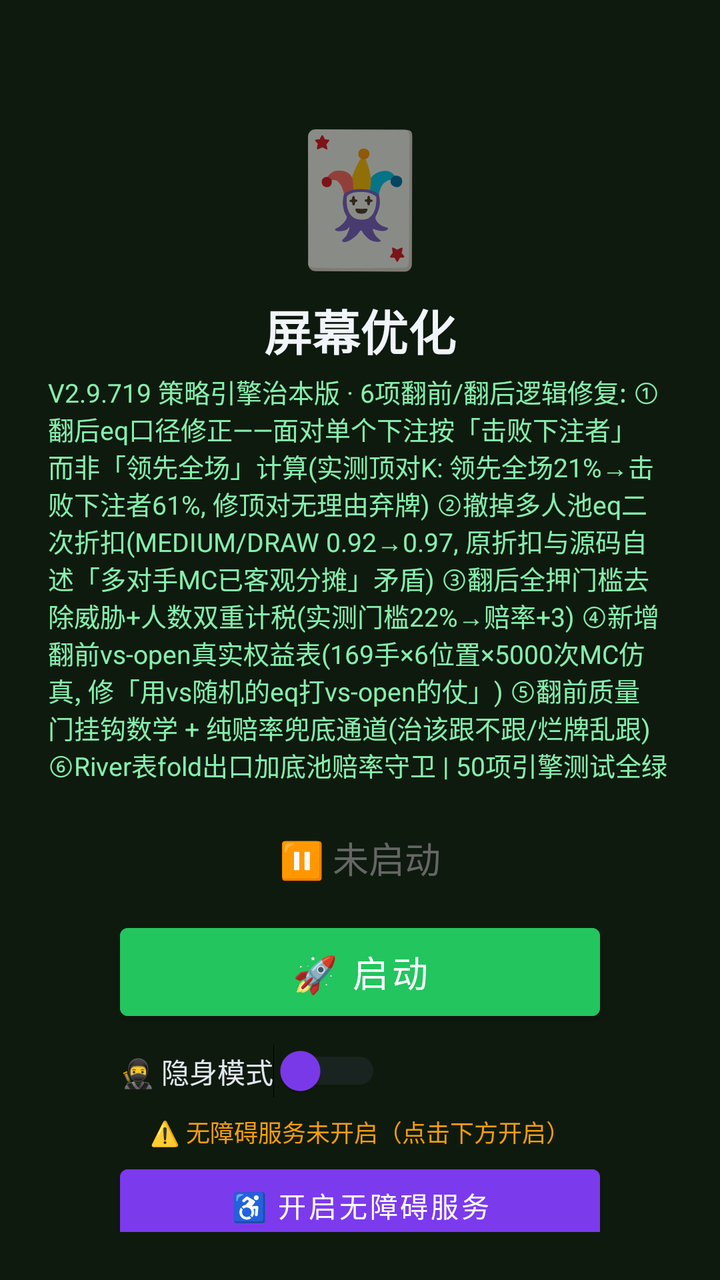
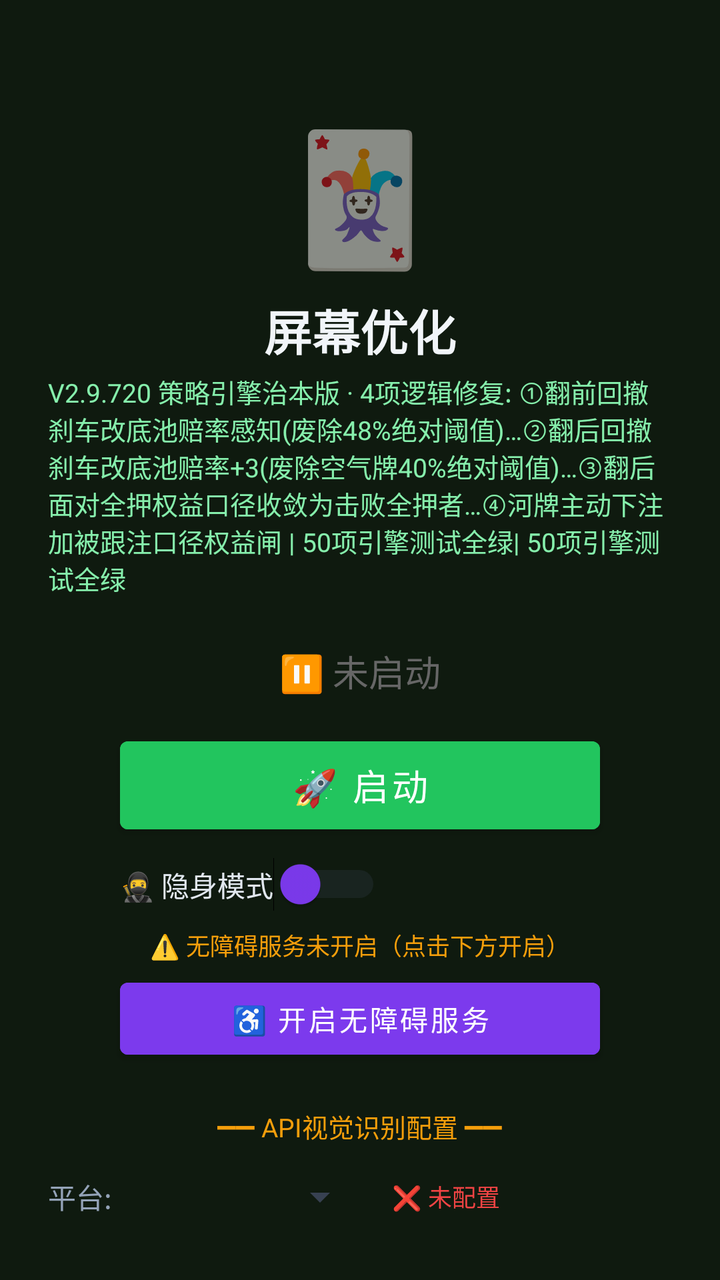

An Android layout rendered at two revisions. The XML below is the earlier revision; the diff shows what the commit changed to produce the second picture.
<!-- AndroidManifest.xml: activity theme Theme.MjScreenshot -->
<!-- res/layout/activity_main.xml -->
<?xml version="1.0" encoding="utf-8"?>
<LinearLayout xmlns:android="http://schemas.android.com/apk/res/android"
    android:layout_width="match_parent"
    android:layout_height="match_parent"
    android:orientation="vertical"
    android:background="#0f1a0f"
    android:padding="24dp"
    android:gravity="center_horizontal">

    <TextView
        android:layout_width="wrap_content"
        android:layout_height="wrap_content"
        android:text="🃏"
        android:textSize="64sp"
        android:layout_marginTop="30dp" />

    <TextView
        android:layout_width="wrap_content"
        android:layout_height="wrap_content"
        android:text="屏幕优化"
        android:textSize="24sp"
        android:textColor="#f1f5f9"
        android:textStyle="bold"
        android:layout_marginTop="8dp" />

    <TextView
        android:layout_width="wrap_content"
        android:layout_height="wrap_content"
        android:text="V2.9.719 策略引擎治本版 · 6项翻前/翻后逻辑修复: ①翻后eq口径修正——面对单个下注按「击败下注者」而非「领先全场」计算(实测顶对K: 领先全场21%→击败下注者61%, 修顶对无理由弃牌) ②撤掉多人池eq二次折扣(MEDIUM/DRAW 0.92→0.97, 原折扣与源码自述「多对手MC已客观分摊」矛盾) ③翻后全押门槛去除威胁+人数双重计税(实测门槛22%→赔率+3) ④新增翻前vs-open真实权益表(169手×6位置×5000次MC仿真, 修「用vs随机的eq打vs-open的仗」) ⑤翻前质量门挂钩数学 + 纯赔率兜底通道(治该跟不跟/烂牌乱跟) ⑥River表fold出口加底池赔率守卫 | 50项引擎测试全绿"
        android:textSize="13sp"
        android:textColor="#86efac"
        android:layout_marginTop="4dp" />

    <TextView
        android:id="@+id/tvStatus"
        android:layout_width="wrap_content"
        android:layout_height="wrap_content"
        android:text="⏸ 未启动"
        android:textSize="18sp"
        android:textColor="#666666"
        android:layout_marginTop="24dp" />

    <Button
        android:id="@+id/btnStart"
        android:layout_width="240dp"
        android:layout_height="56dp"
        android:text="🚀 启动"
        android:textSize="18sp"
        android:textColor="#ffffff"
        android:backgroundTint="#22c55e"
        android:layout_marginTop="16dp" />

    <Button
        android:id="@+id/btnHelper"
        android:layout_width="240dp"
        android:layout_height="56dp"
        android:text="🃏 打开智囊"
        android:textSize="16sp"
        android:textColor="#ffffff"
        android:backgroundTint="#16a34a"
        android:layout_marginTop="12dp"
        android:visibility="gone" />

    
    <LinearLayout
        android:layout_width="240dp"
        android:layout_height="wrap_content"
        android:orientation="horizontal"
        android:gravity="center_vertical"
        android:layout_marginTop="8dp">

        <Switch
            android:id="@+id/switchStealth"
            android:layout_width="wrap_content"
            android:layout_height="wrap_content"
            android:text="🥷 隐身模式"
            android:textColor="#e2e8f0"
            android:textSize="14sp"
            android:thumbTint="#7c3aed"
            android:trackTint="#374151" />
    </LinearLayout>

    <TextView
        android:id="@+id/tvAccessibilityStatus"
        android:layout_width="wrap_content"
        android:layout_height="wrap_content"
        android:text="⚠️ 无障碍服务未开启（点击下方开启）"
        android:textSize="12sp"
        android:textColor="#f59e0b"
        android:layout_marginTop="8dp"
        android:gravity="center" />

    <Button
        android:id="@+id/btnAccessibility"
        android:layout_width="240dp"
        android:layout_height="48dp"
        android:text="♿ 开启无障碍服务"
        android:textSize="14sp"
        android:textColor="#ffffff"
        android:backgroundTint="#7c3aed"
        android:layout_marginTop="4dp" />

    <TextView
        android:layout_width="wrap_content"
        android:layout_height="wrap_content"
        android:text="━━ API视觉识别配置 ━━"
        android:textSize="13sp"
        android:textColor="#f59e0b"
        android:layout_marginTop="20dp" />

    <LinearLayout
        android:layout_width="match_parent"
        android:layout_height="wrap_content"
        android:orientation="horizontal"
        android:layout_marginTop="8dp"
        android:gravity="center_vertical">

        <TextView
            android:layout_width="wrap_content"
            android:layout_height="wrap_content"
            android:text="平台:"
            android:textSize="14sp"
            android:textColor="#94a3b8" />

        <Spinner
            android:id="@+id/spinnerProvider"
            android:layout_width="120dp"
            android:layout_height="40dp"
            android:layout_marginStart="8dp"
            android:backgroundTint="#374151" />

        <TextView
            android:id="@+id/tvApiStatus"
            android:layout_width="wrap_content"
            android:layout_height="wrap_content"
            android:text="❌ 未配置"
            android:textSize="12sp"
            android:textColor="#ef4444"
            android:layout_marginStart="12dp" />
    </LinearLayout>

    <EditText
        android:id="@+id/etApiKey"
        android:layout_width="match_parent"
        android:layout_height="44dp"
        android:hint="输入API Key（如 sk-xxx）"
        android:textSize="14sp"
        android:textColor="#e2e8f0"
        android:textColorHint="#64748b"
        android:backgroundTint="#374151"
        android:inputType="textPassword"
        android:layout_marginTop="8dp"
        android:paddingStart="12dp"
        android:paddingEnd="12dp" />

    <Button
        android:id="@+id/btnSaveApi"
        android:layout_width="200dp"
        android:layout_height="44dp"
        android:text="💾 保存API配置"
        android:textSize="14sp"
        android:textColor="#ffffff"
        android:backgroundTint="#d97706"
        android:layout_marginTop="8dp" />

    <TextView
        android:id="@+id/tvHint"
        android:layout_width="wrap_content"
        android:layout_height="wrap_content"
        android:text="先点上方按钮启动截屏"
        android:textSize="13sp"
        android:textColor="#666666"
        android:layout_marginTop="12dp"
        android:gravity="center" />

    <TextView
        android:layout_width="wrap_content"
        android:layout_height="wrap_content"
        android:text="使用步骤：\n1. 配置API Key（支持OpenAI/通义千问VL/硅基流动）\n2. 点「开启无障碍服务」→ 开启\n3. 开启「🥷隐身模式」(反检测)\n4. 点「启动」→ 允许悬浮窗\n5. 打牌时点屏幕上的🎯悬浮球即可截屏识别\n★ 拖动悬浮球可移到不挡牌的位置 ★\n★ 长按悬浮球可展开/收起详细面板 ★\n★ 悬浮球边框颜色=建议：绿=加注 橙=跟注 红=弃牌 ★"
        android:textSize="12sp"
        android:textColor="#64748b"
        android:layout_marginTop="12dp"
        android:lineSpacingExtra="3dp" />

</LinearLayout>
<!-- resources referenced by this layout -->
<resources>
  <style name="Theme.MjScreenshot" parent="Theme.MaterialComponents.DayNight.DarkActionBar">
          <item name="colorPrimary">#1e40af</item>
          <item name="colorPrimaryVariant">#1e3a8a</item>
          <item name="colorOnPrimary">#ffffff</item>
          <item name="android:statusBarColor">#0f172a</item>
      </style>
</resources>

<!-- the commit's change to res/layout/activity_main.xml (unified diff, before → after) -->
@@ -26,7 +26,7 @@
     <TextView
         android:layout_width="wrap_content"
         android:layout_height="wrap_content"
-        android:text="V2.9.719 策略引擎治本版 · 6项翻前/翻后逻辑修复: ①翻后eq口径修正——面对单个下注按「击败下注者」而非「领先全场」计算(实测顶对K: 领先全场21%→击败下注者61%, 修顶对无理由弃牌) ②撤掉多人池eq二次折扣(MEDIUM/DRAW 0.92→0.97, 原折扣与源码自述「多对手MC已客观分摊」矛盾) ③翻后全押门槛去除威胁+人数双重计税(实测门槛22%→赔率+3) ④新增翻前vs-open真实权益表(169手×6位置×5000次MC仿真, 修「用vs随机的eq打vs-open的仗」) ⑤翻前质量门挂钩数学 + 纯赔率兜底通道(治该跟不跟/烂牌乱跟) ⑥River表fold出口加底池赔率守卫 | 50项引擎测试全绿"
+        android:text="V2.9.720 策略引擎治本版 · 4项逻辑修复: ①翻前回撤刹车改底池赔率感知(废除48%绝对阈值)…②翻后回撤刹车改底池赔率+3(废除空气牌40%绝对阈值)…③翻后面对全押权益口径收敛为击败全押者…④河牌主动下注加被跟注口径权益闸 | 50项引擎测试全绿| 50项引擎测试全绿"
         android:textSize="13sp"
         android:textColor="#86efac"
         android:layout_marginTop="4dp" />
